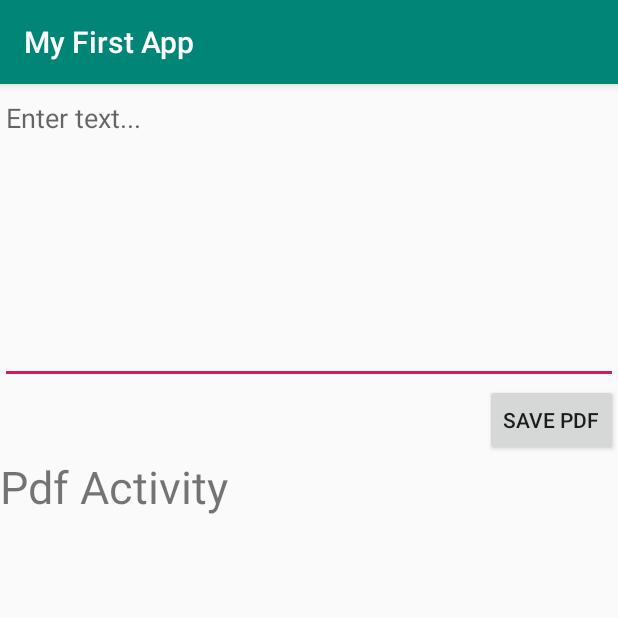
After one commit to JacobLMiller/ARPAapp, an Android app: the PdfActivity screen opened directly, with no data from a screen before it, on a phone screen of 412 x 824 dp, the top half of it. The commit adds this screen. Run offline under Robolectric (Android 15) with nearby library versions, the phone set to English and light mode, and no system bars; libraries missing offline, so code that uses them is left out: com.itextpdf.text.

Commit message:
added pdf generation capability

```diff
--- a/MyFirstApp/app/build.gradle
+++ b/MyFirstApp/app/build.gradle
@@ -26,4 +26,7 @@ dependencies {
     testImplementation 'junit:junit:4.12'
     androidTestImplementation 'androidx.test:runner:1.2.0'
     androidTestImplementation 'androidx.test.espresso:espresso-core:3.2.0'
+
+    //write pdf library
+    implementation 'com.itextpdf:itextg:5.5.10'
 }
--- a/MyFirstApp/app/src/main/AndroidManifest.xml
+++ b/MyFirstApp/app/src/main/AndroidManifest.xml
@@ -1,6 +1,9 @@
 <?xml version="1.0" encoding="utf-8"?>
 <manifest xmlns:android="http://schemas.android.com/apk/res/android"
     package="com.example.myfirstapp">
+
+    //add permission
+    <uses-permission android:name="android.permission.WRITE_EXTERNAL_STORAGE"/>
 
     <application
         android:name=".App"
@@ -10,6 +13,7 @@
         android:roundIcon="@mipmap/ic_launcher_round"
         android:supportsRtl="true"
         android:theme="@style/AppTheme">
+        <activity android:name=".PdfActivity"></activity>
         <activity android:name=".MainActivity">
             <intent-filter>
                 <action android:name="android.intent.action.MAIN" />
--- /dev/null
+++ b/MyFirstApp/app/src/main/java/com/example/myfirstapp/PdfActivity.java
@@ -0,0 +1,120 @@
+package com.example.myfirstapp;
+
+import androidx.annotation.NonNull;
+import androidx.appcompat.app.AppCompatActivity;
+
+import android.Manifest;
+import android.content.pm.PackageManager;
+import android.os.Build;
+import android.os.Bundle;
+import android.os.Environment;
+import android.view.View;
+import android.widget.Button;
+import android.widget.EditText;
+import android.widget.Toast;
+
+import com.itextpdf.text.Document;
+import com.itextpdf.text.Paragraph;
+import com.itextpdf.text.pdf.PdfWriter;
+
+import java.io.FileOutputStream;
+import java.text.SimpleDateFormat;
+import java.util.Locale;
+
+public class PdfActivity extends AppCompatActivity {
+
+    private static  final int STORAGE_CODE = 1000;
+    //declaring views
+    EditText mTextEt;
+    Button mSaveBtn;
+
+    @Override
+    protected void onCreate(Bundle savedInstanceState) {
+        super.onCreate(savedInstanceState);
+        setContentView(R.layout.activity_pdf);
+
+        //initialize views (activity_main.xml)
+        mTextEt = findViewById(R.id.textEt);
+        mSaveBtn = findViewById(R.id.saveBtn);
+
+        //handle button click
+        mSaveBtn.setOnClickListener(new View.OnClickListener() {
+            @Override
+            public void onClick(View view) {
+                //check runtime permission for device running marshmallow or above
+                if (Build.VERSION.SDK_INT > Build.VERSION_CODES.M)
+                {
+                    if (checkSelfPermission(Manifest.permission.WRITE_EXTERNAL_STORAGE) ==
+                            PackageManager.PERMISSION_DENIED)
+                    {
+                        String[] permissions = {Manifest.permission.WRITE_EXTERNAL_STORAGE};
+                        requestPermissions(permissions, STORAGE_CODE);
+                    }
+                    else
+                    {
+                        //permission already granted
+                        savePdf();
+                    }
+                }
+                else
+                {
+                    //system OS < Marshmallow
+                    savePdf();
+                }
+            }
+        });
+    }
+
+    private void savePdf()
+    {
+        Document mDoc = new Document();
+        //pdf filename
+        String mFileName = new SimpleDateFormat("yyyyMMdd_HHmmss",
+                Locale.getDefault()).format((System.currentTimeMillis()));
+        //pdf file path
+        String mFilePath = Environment.getExternalStorageDirectory() +  "/" + mFileName + ".pdf";
+
+        try
+        {
+            //create instance of PdfWriter class
+            PdfWriter.getInstance(mDoc, new FileOutputStream(mFilePath));
+            //open doc for writing
+            mDoc.open();
+            //get text from EditText
+            String mText = mTextEt.getText().toString();
+
+            //add author of document (optional)
+            //mDoc.addAuthor("");
+
+            mDoc.add(new Paragraph(mText));
+            mDoc.close();
+            Toast.makeText(this, mFileName + ".pdf\nis saved to\n" + mFilePath, Toast.LENGTH_SHORT).show();
+        }
+        catch (Exception e)
+        {
+            Toast.makeText(this, e.getMessage(), Toast.LENGTH_SHORT).show();
+        }
+    }
+
+    //handle permission result
+
+    @Override
+    public void onRequestPermissionsResult(int requestCode, @NonNull String[] permissions, @NonNull int[] grantResults) {
+        switch (requestCode)
+        {
+            case STORAGE_CODE:
+            {
+                if (grantResults.length > 0 && grantResults[0] == PackageManager.PERMISSION_GRANTED)
+                {
+                    //permission was granted from popup, call savePdf
+                    savePdf();
+                }
+                else
+                {
+                    //permission was denied from popup, show error message
+                    Toast.makeText(this, "Permission denied", Toast.LENGTH_SHORT).show();
+                }
+            }
+        }
+    }
+}
--- /dev/null
+++ b/MyFirstApp/app/src/main/res/layout/activity_pdf.xml
@@ -0,0 +1,36 @@
+<?xml version="1.0" encoding="utf-8"?>
+<LinearLayout xmlns:android="http://schemas.android.com/apk/res/android"
+    xmlns:app="http://schemas.android.com/apk/res-auto"
+    xmlns:tools="http://schemas.android.com/tools"
+    android:layout_width="match_parent"
+    android:layout_height="match_parent"
+    android:orientation="vertical"
+    tools:context=".PdfActivity">
+
+    <!--EditText: Input text to be saved to PDF file-->
+    <EditText
+        android:id="@+id/textEt"
+        android:hint="Enter text..."
+        android:inputType="text"
+        android:minHeight="200dp"
+        android:gravity="start"
+        android:layout_width="match_parent"
+        android:layout_height="wrap_content" />
+
+    <!--Button: Saves input to PDF-->
+    <Button
+        android:id="@+id/saveBtn"
+        android:text="Save PDF"
+        android:layout_gravity="end"
+        android:layout_width="wrap_content"
+        android:layout_height="wrap_content" />
+
+    <TextView
+        android:id="@+id/textView2"
+        android:layout_width="wrap_content"
+        android:layout_height="wrap_content"
+        android:text="Pdf Activity"
+        android:textSize="30sp"
+        tools:layout_editor_absoluteX="129dp"
+        tools:layout_editor_absoluteY="345dp" />
+</LinearLayout>
```
Also changed, not shown: MyFirstApp/app/src/main/java/com/example/myfirstapp/MainActivity.java (+7 -0 lines), MyFirstApp/app/src/main/res/layout/activity_main.xml (+7 -0 lines).
